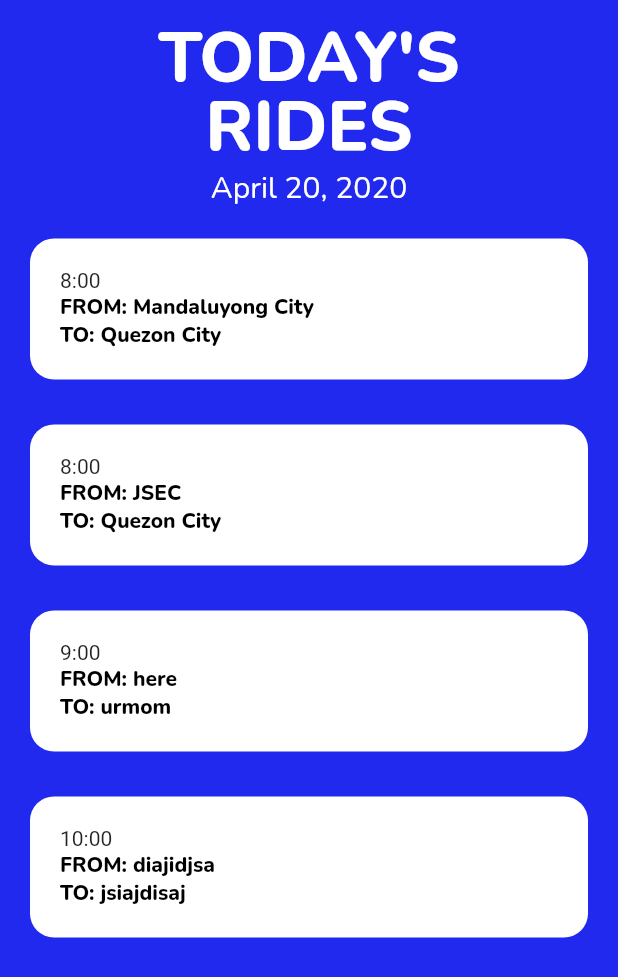
After one commit to lhancewong/CSCI42-One-Big-Car, a Flutter app: the RideList screen opened by its route, on a phone screen of 412 x 824 dp. The commit adds this screen. Shown: the top 977 px of the screen. Run offline on Flutter 3.47's test engine with Material 2 defaults, Android fonts, the phone set to English and light mode, and no system bars; our stand-ins replace date_field, firebase_auth, firebase_core; missing offline and left inert: firebase_ui_auth; accounts and stored records are empty.

Commit message:
Create ride list wireframe

```diff
--- a/lib/main.dart
+++ b/lib/main.dart
@@ -7,6 +7,7 @@ import 'package:flutter/material.dart';
 import 'package:provider/provider.dart';
 import 'firebase_options.dart';
 
+import 'package:one_big_car/pages/ride_list.dart';
 import 'package:one_big_car/pages/login_page.dart';
 import 'package:one_big_car/pages/user_homepage.dart';
 import 'package:one_big_car/pages/user_profile.dart';
@@ -48,6 +49,7 @@ class MyApp extends StatelessWidget {
         '/RideHistory': (context) => const RideHistory(),
         '/ChatSelection': (context) => const ChatSelection(),
         '/ChatPage': (context) => const ChatPage(),
+        '/RideList': (context) => const RideList(),
         '/LogIn': ((context) {
           return SignInScreen(
             actions: [
--- /dev/null
+++ b/lib/pages/ride_list.dart
@@ -0,0 +1,123 @@
+import 'package:flutter/material.dart';
+
+class RideList extends StatefulWidget {
+  const RideList({super.key});
+
+  @override
+  State<RideList> createState() => _RideListState();
+}
+
+class _RideListState extends State<RideList> {
+  @override
+  Widget build(BuildContext context) {
+    double screenHeight = MediaQuery.of(context).size.height;
+    double screenWidth = MediaQuery.of(context).size.width;
+    Color obcBlue = const Color.fromRGBO(33, 41, 239, 1);
+    Color obcGrey = const Color.fromRGBO(243, 243, 243, 1);
+    final Size buttonSize = Size(screenWidth * 0.45, screenHeight * 0.1);
+    final ButtonStyle style = ElevatedButton.styleFrom(
+        fixedSize: buttonSize, textStyle: const TextStyle(fontSize: 20));
+    final ButtonStyle addButtonStyle = ElevatedButton.styleFrom(
+      fixedSize: buttonSize,
+      textStyle: const TextStyle(fontSize: 32),
+      shape: const CircleBorder(),
+      padding: const EdgeInsets.all(20),
+    );
+
+    return Scaffold(
+        backgroundColor: obcBlue,
+        body: Padding(
+          padding: const EdgeInsets.all(20.0),
+          child: Column(
+            crossAxisAlignment: CrossAxisAlignment.stretch,
+            children: const [
+              Text("TODAY'S \nRIDES",
+                  textAlign: TextAlign.center,
+                  style: TextStyle(
+                    height: 1,
+                    fontWeight: FontWeight.w800,
+                    fontSize: 46,
+                    fontFamily: 'Nunito',
+                    color: Colors.white,
+                  )),
+              Text('April 20, 2020',
+                  textAlign: TextAlign.center,
+                  style: TextStyle(
+                    fontSize: 20,
+                    fontFamily: 'Nunito',
+                    color: Colors.white,
+                  )),
+              SizedBox(height: 10),
+              RideListEntries(
+                  time: '8:00',
+                  origin: 'FROM: Mandaluyong City',
+                  destination: 'TO: Quezon City'),
+              RideListEntries(
+                  time: '8:00',
+                  origin: 'FROM: JSEC',
+                  destination: 'TO: Quezon City'),
+              RideListEntries(
+                  time: '9:00', origin: 'FROM: here', destination: 'TO: urmom'),
+              RideListEntries(
+                  time: '10:00',
+                  origin: 'FROM: diajidjsa',
+                  destination: 'TO: jsiajdisaj'),
+            ],
+          ),
+        ));
+  }
+}
+
+class RideListEntries extends StatefulWidget {
+  const RideListEntries({
+    super.key,
+    required this.time,
+    required this.origin,
+    required this.destination,
+  });
+
+  final String time;
+  final String origin;
+  final String destination;
+
+  @override
+  State<RideListEntries> createState() => _RideListEntriesState();
+}
+
+class _RideListEntriesState extends State<RideListEntries> {
+  @override
+  Widget build(BuildContext context) {
+    double screenWidth = MediaQuery.of(context).size.width;
+
+    return Container(
+        width: screenWidth * 0.85,
+        decoration: const BoxDecoration(
+          borderRadius: BorderRadius.all(Radius.circular(16)),
+          color: Colors.white,
+        ),
+        padding: const EdgeInsets.all(20),
+        margin: const EdgeInsets.only(top: 10, bottom: 20),
+        child: Column(
+          crossAxisAlignment: CrossAxisAlignment.start,
+          children: [
+            Text(widget.time),
+            Text(
+              widget.origin,
+              style: const TextStyle(
+                fontWeight: FontWeight.w800,
+                fontFamily: 'Nunito',
+                color: Colors.black,
+              ),
+            ),
+            Text(
+              widget.destination,
+              style: const TextStyle(
+                fontWeight: FontWeight.w800,
+                fontFamily: 'Nunito',
+                color: Colors.black,
+              ),
+            ),
+          ],
+        ));
+  }
+}
```
